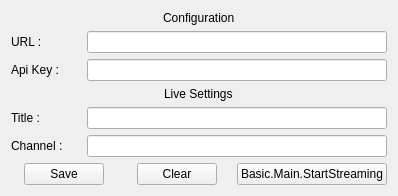
Old version of the form ui/settings.ui in the repository UbiCastTeam/nudgis-obs-plugin.
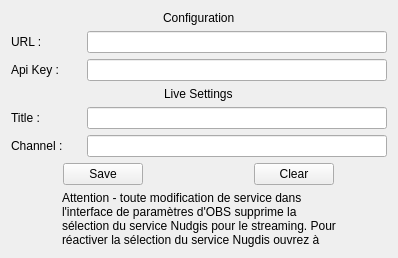
New version of the form.

Commit message: nudgis-plugin: rm stream btn, add warning text for use

What changed in the file:
```diff
--- a/ui/settings.ui
+++ b/ui/settings.ui
@@ -7,7 +7,7 @@
     <x>0</x>
     <y>0</y>
     <width>396</width>
-    <height>241</height>
+    <height>340</height>
    </rect>
   </property>
   <layout class="QVBoxLayout" name="verticalLayout_settings">
@@ -154,10 +154,17 @@
        </property>
       </widget>
      </item>
+    </layout>
+   </item>
+   <item>
+    <layout class="QHBoxLayout" name="horizontalLayout_warning">
      <item alignment="Qt::AlignHCenter">
-      <widget class="QPushButton" name="btn_stream">
+      <widget class="QLabel" name="label_warning">
        <property name="text">
-        <string>Basic.Main.StartStreaming</string>
+        <string>Attention - toute modification de service dans l'interface de paramètres d'OBS supprime la sélection du service Nudgis pour le streaming. Pour réactiver la sélection du service Nugdis ouvrez à nouveau cette interface et cliquez sur Enregistrer.</string>
+       </property>
+       <property name="wordWrap">
+        <bool>true</bool>
        </property>
       </widget>
      </item>
```
The commit also changes 2 other files.
